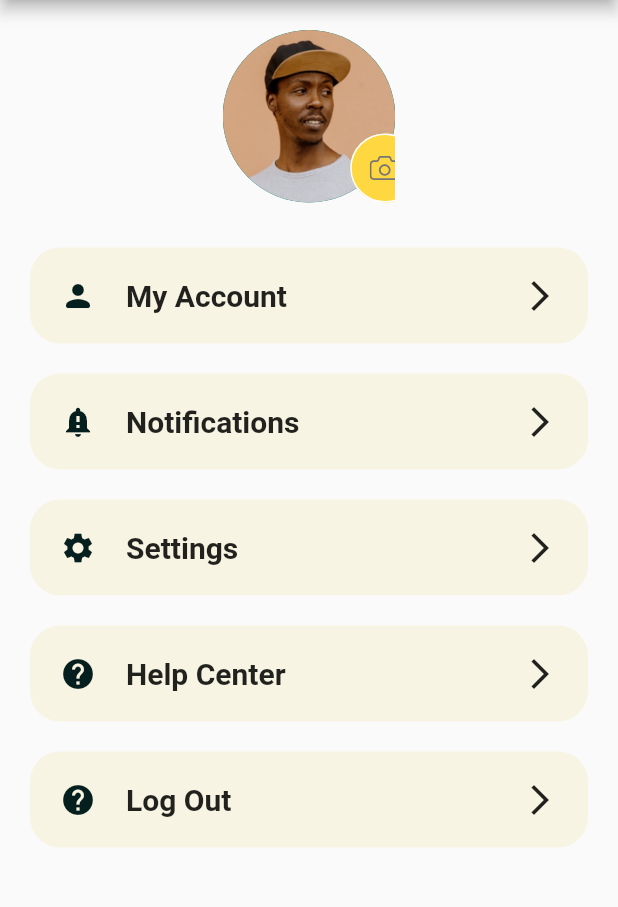
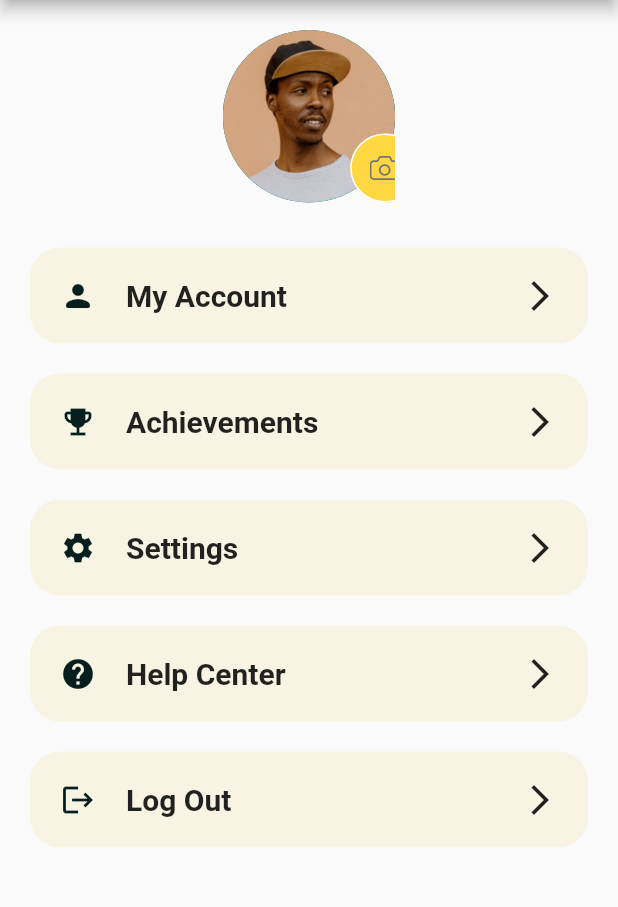
Before and after one commit to dhgavali/artsvalley, a Flutter app: the screen it shows once a user with an empty profile is signed in, in the side drawer, after a tap on "settings", on a phone screen of 412 x 824 dp, the part 84-991 px from its top. Run offline on Flutter 3.47's test engine with Material 2 defaults, Android fonts, the light colour scheme and no system bars; our stand-ins replace carousel_slider, cloud_firestore, connectivity, curved_navigation_bar, dots_indicator, firebase_auth and 9 more; accounts and stored records are empty.

Commit message:
updated settings

```diff
--- a/lib/views/settings/settingsscreen.dart
+++ b/lib/views/settings/settingsscreen.dart
@@ -43,8 +43,8 @@ class Body extends StatelessWidget {
             },
           ),
           SettingMenu(
-            text: "Notifications",
-            icon: Icons.notification_important,
+            text: "Achievements",
+            icon: Icons.emoji_events,
             press: () {},
           ),
           SettingMenu(
@@ -59,7 +59,7 @@ class Body extends StatelessWidget {
           ),
           SettingMenu(
             text: "Log Out",
-            icon: Icons.help,
+            icon: Icons.logout,
             press: () async {
               await Provider.of<AuthMethods>(context, listen: false).signOut();
               if (Provider.of<User>(context, listen: false) == null) {
--- a/lib/views/userprofile.dart
+++ b/lib/views/userprofile.dart
@@ -172,8 +172,6 @@ class UserProfile extends StatelessWidget {
   final String useremail;
 
   final String id;
-
-  String _name;
   UserProfile({
     this.profileurl,
     this.useremail,
```
Also changed, not shown: lib/views/showpost.dart (+6 -6 lines).
